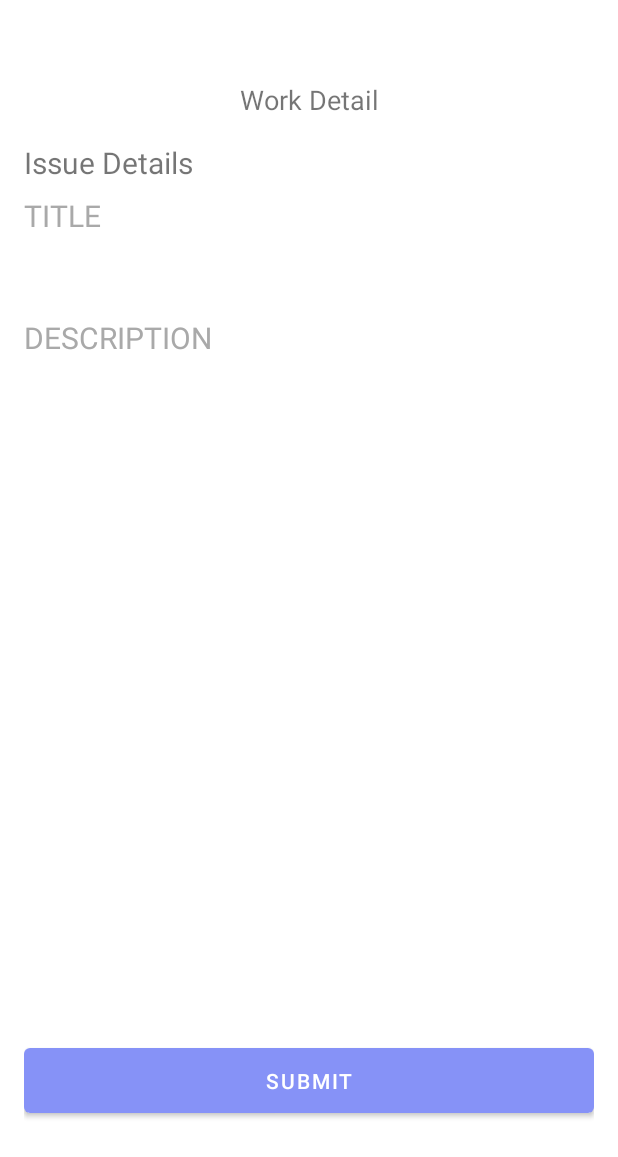
After one commit to samruddhi1499/PropertyManagement, an Android app: the RepairRequestActivity screen opened directly, with no data from a screen before it, on a phone screen of 412 x 824 dp. The commit adds this screen. Shown: the top 1157 px of the screen. Run offline under Robolectric (Android 15) with nearby library versions, the phone set to English and light mode, and no system bars.

Commit message:
repair request functionalities added

```diff
--- a/app/src/main/AndroidManifest.xml
+++ b/app/src/main/AndroidManifest.xml
@@ -17,6 +17,9 @@
         <activity
             android:name=".AdminLandingPage"
             android:exported="false" />
+        <activity android:name=".RepairRequest" />
+        <activity android:name=".RepairRequestActivity" />
+
         <activity
             android:name=".MainActivity"
             android:exported="true">
--- /dev/null
+++ b/app/src/main/java/com/example/projectmanagementsystem/RepairRequestActivity.java
@@ -0,0 +1,23 @@
+package com.example.projectmanagementsystem;
+
+import android.os.Bundle;
+import android.widget.TextView;
+
+import androidx.appcompat.app.AppCompatActivity;
+
+public class RepairRequestActivity extends AppCompatActivity {
+    @Override
+    protected void onCreate(Bundle savedInstanceState) {
+        super.onCreate(savedInstanceState);
+        setContentView(R.layout.repair_request_form); // Make sure this matches the layout XML for the detail page
+
+        // Get the service name from the intent
+        String serviceName = getIntent().getStringExtra("SERVICE_NAME");
+
+        // Set the service name in a TextView (update the ID to match your layout)
+        TextView serviceTextView = findViewById(R.id.serviceNameTextView); // Replace with actual ID in your layout
+        if (serviceTextView != null && serviceName != null) {
+            serviceTextView.setText(serviceName);
+        }
+    }
+}
--- /dev/null
+++ b/app/src/main/res/layout/repair_request_form.xml
@@ -0,0 +1,77 @@
+<?xml version="1.0" encoding="utf-8"?>
+<LinearLayout
+    xmlns:android="http://schemas.android.com/apk/res/android"
+    android:layout_width="match_parent"
+    android:layout_height="match_parent"
+    android:orientation="vertical"
+    android:padding="16dp">
+
+    <!-- Inside activity_request_form.xml -->
+    <TextView
+        android:id="@+id/serviceNameTextView"
+        android:layout_width="wrap_content"
+        android:layout_height="wrap_content"
+        android:textSize="16sp"
+        android:textColor="#A9A9A9"
+        android:layout_marginBottom="16dp"/>
+
+    <TextView
+        android:layout_width="match_parent"
+        android:layout_height="wrap_content"
+        android:text="Work Detail"
+        android:textSize="18sp"
+        android:gravity="center"
+        android:paddingBottom="16dp" />
+
+    <!-- Issue Details Section -->
+    <TextView
+        android:layout_width="wrap_content"
+        android:layout_height="wrap_content"
+        android:text="Issue Details"
+        android:textSize="20sp"
+        android:paddingBottom="8dp" />
+
+    <!-- Title Section -->
+    <TextView
+        android:layout_width="wrap_content"
+        android:layout_height="wrap_content"
+        android:text="TITLE"
+        android:textSize="20sp"
+        android:textColor="#A9A9A9" />
+
+    <EditText
+        android:layout_width="match_parent"
+        android:layout_height="wrap_content"
+        android:textSize="16sp"
+        android:padding="8dp"
+        android:background="@android:color/transparent"
+        android:layout_marginBottom="16dp" />
+
+    <!-- Description Section -->
+    <TextView
+        android:layout_width="wrap_content"
+        android:layout_height="wrap_content"
+        android:text="DESCRIPTION"
+        android:textSize="20sp"
+        android:textColor="#A9A9A9" />
+
+    <EditText
+        android:layout_width="match_parent"
+        android:layout_height="wrap_content"
+        android:textSize="16sp"
+        android:padding="8dp"
+        android:background="@android:color/transparent"
+        android:layout_marginBottom="16dp" />
+
+
+
+    <!-- Submit Button -->
+    <Button
+        android:layout_width="match_parent"
+        android:layout_height="wrap_content"
+        android:text="Submit"
+        android:textColor="@android:color/white"
+        android:layout_marginTop="400dp"
+        android:padding="12dp" />
+
+</LinearLayout>
```
Also changed, not shown: app/src/main/java/com/example/projectmanagementsystem/RepairRequest.java (added, +34 -0 lines), app/src/main/java/com/example/projectmanagementsystem/TenantLandingPage.java (+12 -0 lines), app/src/main/res/layout/activity_repair_request.xml (added, +297 -0 lines), app/src/main/res/drawable/airconditioner.jpg (added), app/src/main/res/drawable/kitchen_repair.jpg (added), app/src/main/res/drawable/microwave.jpg (added), app/src/main/res/drawable/pestcontrol.jpg (added), app/src/main/res/drawable/plumbing.jpg (added), app/src/main/res/drawable/repair.jpg (added), app/src/main/res/drawable/repairService.jpg (added), app/src/main/res/drawable/repair_service.jpg (added), app/src/main/res/drawable/washingmachine.jpg (added).
